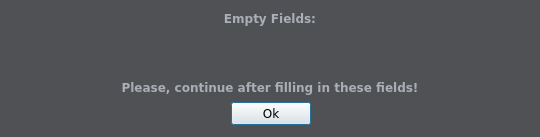
Old version of the form ui/warning.ui in the repository pars-linux/pisiyap.
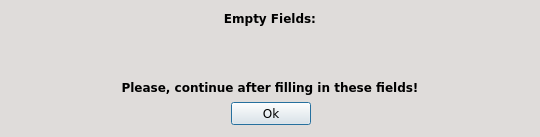
New version of the form.

Diff of the .ui file:
```diff
--- a/ui/warning.ui
+++ b/ui/warning.ui
@@ -12,118 +12,118 @@
     <height>137</height>
    </rect>
   </property>
-  <property name="palette" >
+  <property name="palette">
    <palette>
     <active>
-     <colorrole role="WindowText" >
-      <brush brushstyle="SolidPattern" >
-       <color alpha="255" >
+     <colorrole role="WindowText">
+      <brush brushstyle="SolidPattern">
+       <color alpha="255">
         <red>170</red>
         <green>174</green>
         <blue>182</blue>
        </color>
       </brush>
      </colorrole>
-     <colorrole role="Text" >
-      <brush brushstyle="SolidPattern" >
-       <color alpha="255" >
+     <colorrole role="Text">
+      <brush brushstyle="SolidPattern">
+       <color alpha="255">
         <red>170</red>
         <green>174</green>
         <blue>182</blue>
        </color>
       </brush>
      </colorrole>
-     <colorrole role="Base" >
-      <brush brushstyle="SolidPattern" >
-       <color alpha="255" >
-        <red>79</red>
-        <green>81</green>
-        <blue>85</blue>
+     <colorrole role="Base">
+      <brush brushstyle="SolidPattern">
+       <color alpha="255">
+        <red>223</red>
+        <green>220</green>
+        <blue>218</blue>
        </color>
       </brush>
      </colorrole>
-     <colorrole role="Window" >
-      <brush brushstyle="SolidPattern" >
-       <color alpha="255" >
-        <red>79</red>
-        <green>81</green>
-        <blue>85</blue>
+     <colorrole role="Window">
+      <brush brushstyle="SolidPattern">
+       <color alpha="255">
+        <red>223</red>
+        <green>220</green>
+        <blue>218</blue>
        </color>
       </brush>
      </colorrole>
     </active>
     <inactive>
-     <colorrole role="WindowText" >
-      <brush brushstyle="SolidPattern" >
-       <color alpha="255" >
+     <colorrole role="WindowText">
+      <brush brushstyle="SolidPattern">
+       <color alpha="255">
         <red>170</red>
         <green>174</green>
         <blue>182</blue>
        </color>
       </brush>
      </colorrole>
-     <colorrole role="Text" >
-      <brush brushstyle="SolidPattern" >
-       <color alpha="255" >
+     <colorrole role="Text">
+      <brush brushstyle="SolidPattern">
+       <color alpha="255">
         <red>170</red>
         <green>174</green>
         <blue>182</blue>
        </color>
       </brush>
      </colorrole>
-     <colorrole role="Base" >
-      <brush brushstyle="SolidPattern" >
-       <color alpha="255" >
-        <red>79</red>
-        <green>81</green>
-        <blue>85</blue>
+     <colorrole role="Base">
+      <brush brushstyle="SolidPattern">
+       <color alpha="255">
+        <red>223</red>
+        <green>220</green>
+        <blue>218</blue>
        </color>
       </brush>
      </colorrole>
-     <colorrole role="Window" >
-      <brush brushstyle="SolidPattern" >
-       <color alpha="255" >
-        <red>79</red>
-        <green>81</green>
-        <blue>85</blue>
+     <colorrole role="Window">
+      <brush brushstyle="SolidPattern">
+       <color alpha="255">
+        <red>223</red>
+        <green>220</green>
+        <blue>218</blue>
        </color>
       </brush>
      </colorrole>
     </inactive>
     <disabled>
-     <colorrole role="WindowText" >
-      <brush brushstyle="SolidPattern" >
-       <color alpha="255" >
+     <colorrole role="WindowText">
+      <brush brushstyle="SolidPattern">
+       <color alpha="255">
         <red>110</red>
         <green>111</green>
         <blue>114</blue>
        </color>
       </brush>
      </colorrole>
-     <colorrole role="Text" >
-      <brush brushstyle="SolidPattern" >
-       <color alpha="255" >
+     <colorrole role="Text">
+      <brush brushstyle="SolidPattern">
+       <color alpha="255">
         <red>110</red>
         <green>111</green>
         <blue>114</blue>
        </color>
       </brush>
      </colorrole>
-     <colorrole role="Base" >
-      <brush brushstyle="SolidPattern" >
-       <color alpha="255" >
-        <red>79</red>
-        <green>81</green>
-        <blue>85</blue>
+     <colorrole role="Base">
+      <brush brushstyle="SolidPattern">
+       <color alpha="255">
+        <red>223</red>
+        <green>220</green>
+        <blue>218</blue>
        </color>
       </brush>
      </colorrole>
-     <colorrole role="Window" >
-      <brush brushstyle="SolidPattern" >
-       <color alpha="255" >
-        <red>79</red>
-        <green>81</green>
-        <blue>85</blue>
+     <colorrole role="Window">
+      <brush brushstyle="SolidPattern">
+       <color alpha="255">
+        <red>223</red>
+        <green>220</green>
+        <blue>218</blue>
        </color>
       </brush>
      </colorrole>
@@ -147,7 +147,10 @@
        <bold>true</bold>
       </font>
      </property>
-     <property name="text" >
+     <property name="styleSheet">
+      <string notr="true">color: rgb(0, 0, 0);</string>
+     </property>
+     <property name="text">
       <string>Empty Fields:</string>
      </property>
      <property name="textFormat" >
@@ -266,7 +269,10 @@
 &lt;/style>&lt;/head>&lt;body style=" font-family:'Sans Serif'; font-size:10pt; font-weight:400; font-style:normal;">
 &lt;p align="center" style="-qt-paragraph-type:empty; margin-top:0px; margin-bottom:0px; margin-left:0px; margin-right:0px; -qt-block-indent:0; text-indent:0px;">&lt;/p>&lt;/body>&lt;/html></string>
      </property>
-     <property name="text" >
+     <property name="styleSheet">
+      <string notr="true">color: rgb(0, 0, 0);</string>
+     </property>
+     <property name="text">
       <string>Please, continue after filling in these fields!</string>
      </property>
      <property name="textFormat" >
```
Left out of the diff: 129 changed lines with no effect on the pictures.
